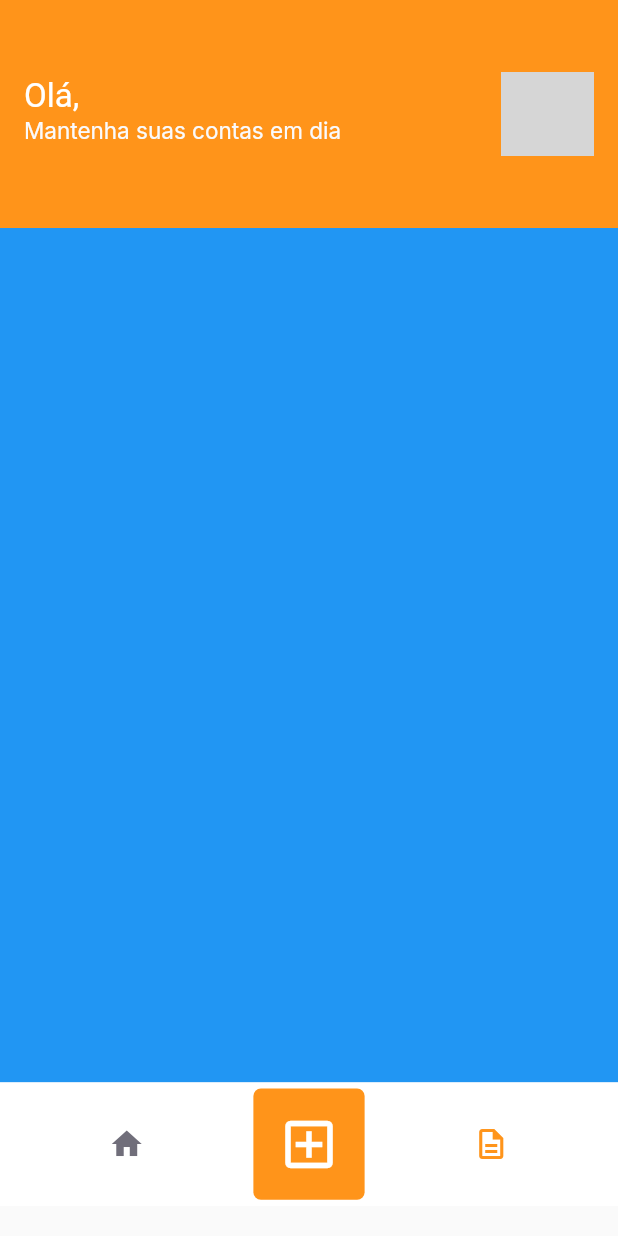
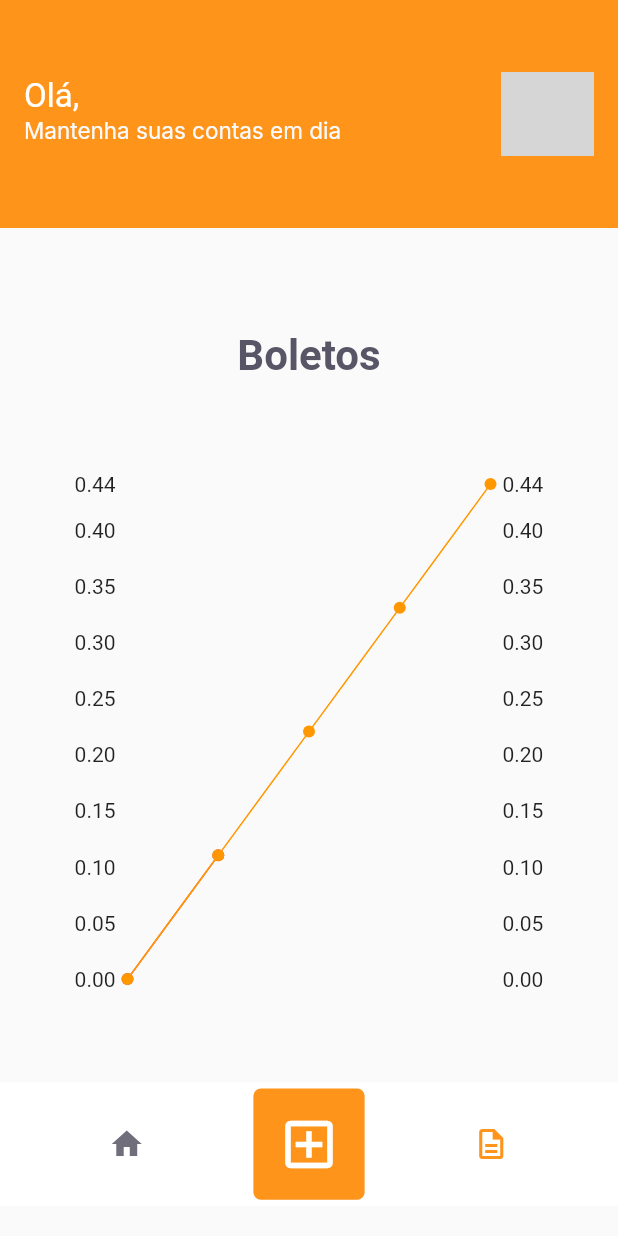
Before and after one commit to guilhermebernava/payflow_app, a Flutter app: the Home screen opened directly with empty values, item 3 of the bottom bar chosen, on a phone screen of 412 x 824 dp. Run offline on Flutter 3.47's test engine with Material 2 defaults, Android fonts, the phone set to English and light mode, and no system bars; drawn by our look-alikes of fl_chart; our stand-ins replace camera, cool_alert, firebase_core, flutter_masked_text2, font_awesome_flutter, google_fonts and 3 more; missing offline and left inert: animated_card, google_ml_kit; accounts and stored records are empty; network calls fail; grey boxes are pictures that could not be loaded.

Commit message:
comecando a fazer o FLCHART

```diff
--- a/lib/modules/home/home.dart
+++ b/lib/modules/home/home.dart
@@ -2,6 +2,7 @@ import 'package:animated_card/animated_card.dart';
 import 'package:flutter/material.dart';
 import 'package:payflow_2/modules/boletosPage/boletosPage.dart';
 import 'package:payflow_2/modules/home/homeController.dart';
+import 'package:payflow_2/modules/resumePage/resumePage.dart';
 import 'package:payflow_2/shared/Auth/authController.dart';
 import 'package:payflow_2/shared/Models/userModel.dart';
 import 'package:payflow_2/shared/themes/appColor.dart';
@@ -24,7 +25,9 @@ class _HomeState extends State<Home> {
     BoletoPage(
       key: UniqueKey(),
     ),
-    Container(color: Colors.blue),
+    ResumePage(
+      key: UniqueKey(),
+    )
   ];
 
   @override
--- /dev/null
+++ b/lib/modules/resumePage/resumePage.dart
@@ -0,0 +1,82 @@
+import 'dart:math';
+
+import 'package:fl_chart/fl_chart.dart';
+import 'package:flutter/material.dart';
+
+import '../../shared/themes/textStyles.dart';
+import '../../shared/widgets/boletoList/boletoListController.dart';
+
+// ignore: must_be_immutable
+class ResumePage extends StatefulWidget {
+  ResumePage({Key? key}) : super(key: key);
+
+  @override
+  State<ResumePage> createState() => _ResumePageState();
+}
+
+class _ResumePageState extends State<ResumePage> {
+  final controller = BoletoListController();
+
+  final List<FlSpot> dummyData1 = List.generate(2, (index) {
+    return FlSpot(index.toDouble(), index * Random().nextDouble());
+  });
+
+  // This will be used to draw the orange line
+  final List<FlSpot> dummyData2 = List.generate(5, (index) {
+    return FlSpot(index.toDouble(), index * Random().nextDouble());
+  });
+
+  @override
+  Widget build(BuildContext context) {
+    return Scaffold(
+      body: Column(mainAxisAlignment: MainAxisAlignment.spaceEvenly, children: [
+        Text(
+          "Boletos",
+          textAlign: TextAlign.center,
+          style: TextStyles.titleHome,
+        ),
+        SafeArea(
+          child: Center(
+            child: Container(
+              width: 330,
+              height: 330,
+              child: LineChart(
+                LineChartData(
+                  borderData: FlBorderData(
+                    show: false,
+                  ),
+                  gridData: FlGridData(
+                    show: false, // to remove grids
+                    horizontalInterval: 1.6,
+                  ),
+                  titlesData: FlTitlesData(
+                    bottomTitles: AxisTitles(drawBehindEverything: false),
+                    topTitles: AxisTitles(drawBehindEverything: false),
+                  ),
+                  lineBarsData: [
+                    // The red line
+                    LineChartBarData(
+                      spots: dummyData1,
+                      isCurved: true,
+                      barWidth: 1,
+                      color: Colors.red,
+                    ),
+                    // The orange line
+                    LineChartBarData(
+                      spots: dummyData2,
+                      isCurved: true,
+                      barWidth: 1,
+                      color: Colors.orange,
+                    ),
+                  ],
+                ),
+                swapAnimationCurve: Curves.decelerate,
+                swapAnimationDuration: Duration(seconds: 10),
+              ),
+            ),
+          ),
+        ),
+      ]),
+    );
+  }
+}
--- a/lib/shared/widgets/boletoWidget/BoletoWidget.dart
+++ b/lib/shared/widgets/boletoWidget/BoletoWidget.dart
@@ -1,10 +1,8 @@
 import 'package:animated_card/animated_card.dart';
 import 'package:flutter/cupertino.dart';
 import 'package:flutter/material.dart';
-import 'package:payflow_2/modules/insertBoleto/insertBoleto.dart';
 import 'package:payflow_2/shared/Models/boletoModel.dart';
 import 'package:payflow_2/shared/themes/textStyles.dart';
-import 'package:payflow_2/shared/widgets/boletoEdit/boletoEdit.dart';
 import 'package:payflow_2/shared/widgets/deleteModal/deleteModal.dart';
 import '../boletoModal/boletoModal.dart';
 import '../crudButton/crudButton.dart';
--- a/pubspec.yaml
+++ b/pubspec.yaml
@@ -24,6 +24,7 @@ dependencies:
   firebase_database: ^9.0.9
   cool_alert: ^1.1.0
   animated_card: ^2.0.0
+  fl_chart: ^0.50.1
 
 dev_dependencies:
   flutter_test:
```
Also changed, not shown: pubspec.lock.
